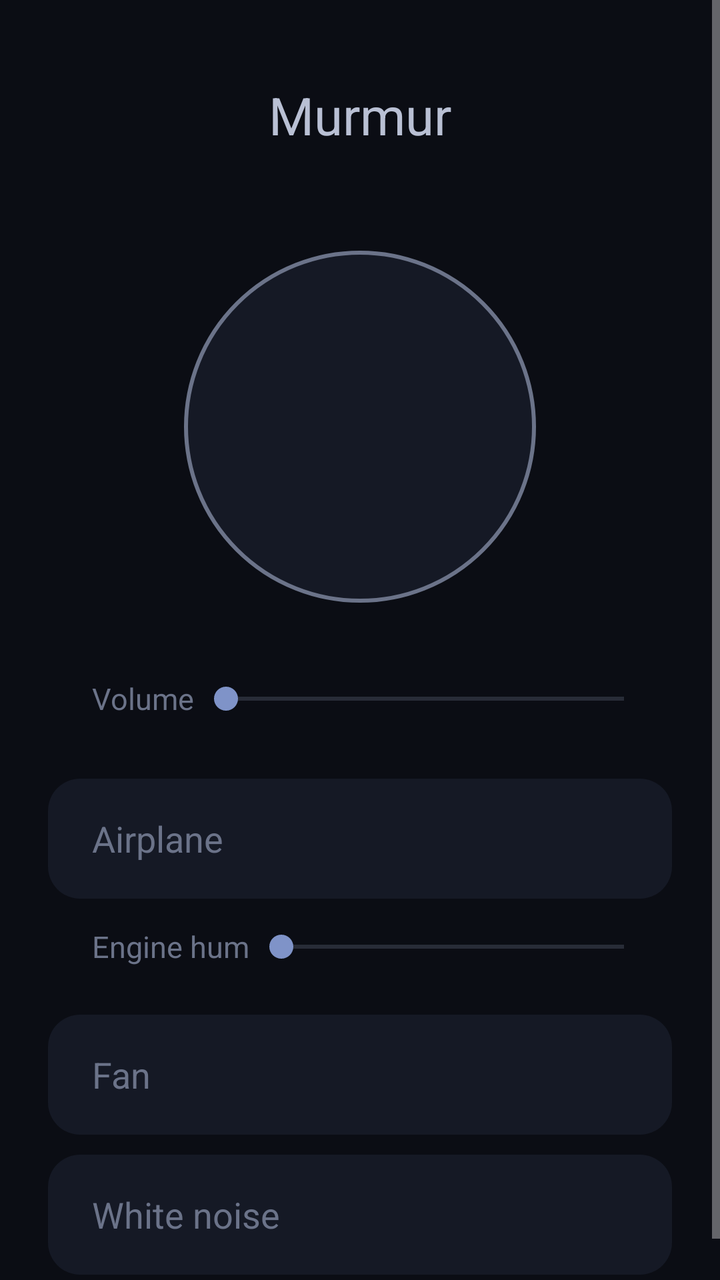
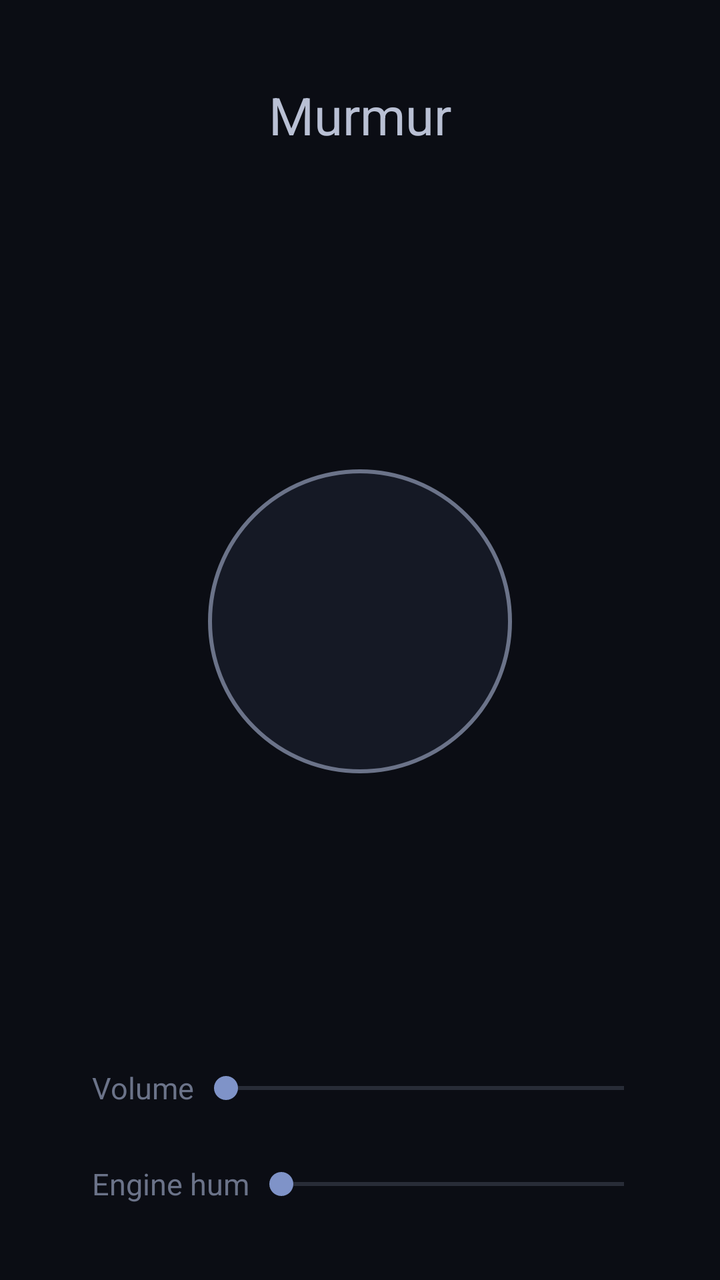

Two renders of the same Android screen: before a commit and after it. Below are the layout's source before the change and the commit's diff.
<!-- AndroidManifest.xml: application theme AppTheme -->
<!-- res/layout/main.xml -->
<?xml version="1.0" encoding="utf-8"?>
<ScrollView xmlns:android="http://schemas.android.com/apk/res/android"
    android:id="@+id/root"
    android:layout_width="match_parent"
    android:layout_height="match_parent"
    android:background="@color/app_background"
    android:fillViewport="true">

    <LinearLayout
        android:layout_width="match_parent"
        android:layout_height="wrap_content"
        android:gravity="center_horizontal"
        android:orientation="vertical"
        android:padding="24dp">

        <TextView
            android:layout_width="wrap_content"
            android:layout_height="wrap_content"
            android:layout_marginTop="16dp"
            android:text="@string/app_name"
            android:textColor="@color/text"
            android:textSize="26sp" />

        <TextView
            android:id="@+id/status"
            android:layout_width="wrap_content"
            android:layout_height="wrap_content"
            android:layout_marginTop="6dp"
            android:textColor="@color/text_dim"
            android:textSize="15sp" />

        <Space
            android:layout_width="0dp"
            android:layout_height="0dp"
            android:layout_weight="1"
            android:minHeight="24dp" />

        <TextView
            android:id="@+id/toggle"
            android:layout_width="176dp"
            android:layout_height="176dp"
            android:background="@drawable/toggle"
            android:gravity="center"
            android:textColor="@color/text"
            android:textSize="24sp" />

        <Space
            android:layout_width="0dp"
            android:layout_height="0dp"
            android:layout_weight="1"
            android:minHeight="24dp" />

        <LinearLayout
            android:layout_marginBottom="6dp"
            android:layout_width="match_parent"
            android:layout_height="48dp"
            android:gravity="center_vertical"
            android:orientation="horizontal"
            android:paddingStart="22dp"
            android:paddingEnd="8dp">

            <TextView
                android:layout_width="wrap_content"
                android:layout_height="wrap_content"
                android:labelFor="@+id/volume"
                android:text="@string/volume"
                android:textColor="@color/text_dim"
                android:textSize="15sp" />

            <SeekBar
                android:id="@+id/volume"
                android:layout_width="0dp"
                android:layout_height="match_parent"
                android:layout_weight="1"
                android:progressBackgroundTint="@color/text_dim"
                android:progressTint="@color/accent"
                android:thumbTint="@color/accent" />
        </LinearLayout>

        <TextView
            android:id="@+id/sound_airplane"
            style="@style/SoundChoice"
            android:text="@string/sound_airplane" />

        <LinearLayout
            android:id="@+id/hum_row"
            android:layout_width="match_parent"
            android:layout_height="48dp"
            android:gravity="center_vertical"
            android:orientation="horizontal"
            android:paddingStart="22dp"
            android:paddingEnd="8dp">

            <TextView
                android:layout_width="wrap_content"
                android:layout_height="wrap_content"
                android:labelFor="@+id/hum"
                android:text="@string/hum"
                android:textColor="@color/text_dim"
                android:textSize="15sp" />

            <SeekBar
                android:id="@+id/hum"
                android:layout_width="0dp"
                android:layout_height="match_parent"
                android:layout_weight="1"
                android:progressBackgroundTint="@color/text_dim"
                android:progressTint="@color/accent"
                android:thumbTint="@color/accent" />
        </LinearLayout>

        <TextView
            android:id="@+id/sound_fan"
            style="@style/SoundChoice"
            android:text="@string/sound_fan" />

        <TextView
            android:id="@+id/sound_white"
            style="@style/SoundChoice"
            android:text="@string/sound_white" />
    </LinearLayout>
</ScrollView>
<!-- resources referenced by this layout -->
<resources>
  <color name="accent">#7F93C8</color>
  <color name="app_background">#0B0D14</color>
  <color name="text">#B9C0D4</color>
  <color name="text_dim">#6B7389</color>
  <!-- drawable toggle (drawable) -->
  <?xml version="1.0" encoding="utf-8"?>
  <ripple xmlns:android="http://schemas.android.com/apk/res/android"
      android:color="#22FFFFFF">
      <item>
          <selector>
              <item android:state_selected="true">
                  <shape android:shape="oval">
                      <solid android:color="@color/surface_selected" />
                      <stroke android:width="2dp" android:color="@color/accent" />
                  </shape>
              </item>
              <item>
                  <shape android:shape="oval">
                      <solid android:color="@color/surface" />
                      <stroke android:width="2dp" android:color="@color/text_dim" />
                  </shape>
              </item>
          </selector>
      </item>
  </ripple>
  <string name="app_name">Murmur</string>
  <string name="hum">Engine hum</string>
  <string name="sound_airplane">Airplane</string>
  <string name="sound_fan">Fan</string>
  <string name="sound_white">White noise</string>
  <string name="volume">Volume</string>
  <style name="SoundChoice">
          <item name="android:layout_width">match_parent</item>
          <item name="android:layout_height">60dp</item>
          <item name="android:layout_marginTop">10dp</item>
          <item name="android:paddingStart">22dp</item>
          <item name="android:paddingEnd">22dp</item>
          <item name="android:gravity">center_vertical</item>
          <item name="android:background">@drawable/choice</item>
          <item name="android:textColor">@color/choice_text</item>
          <item name="android:textSize">18sp</item>
      </style>
  <style name="AppTheme" parent="android:Theme.Material.NoActionBar">
          <item name="android:windowBackground">@color/app_background</item>
          <item name="android:statusBarColor">@color/app_background</item>
          <item name="android:navigationBarColor">@color/app_background</item>
          <item name="android:windowLightStatusBar">false</item>
      </style>
  <color name="surface_selected">#1D2436</color>
  <color name="surface">#151925</color>
  <!-- drawable choice (drawable) -->
  <?xml version="1.0" encoding="utf-8"?>
  <ripple xmlns:android="http://schemas.android.com/apk/res/android"
      android:color="#22FFFFFF">
      <item>
          <selector>
              <item android:state_selected="true">
                  <shape>
                      <corners android:radius="16dp" />
                      <solid android:color="@color/surface_selected" />
                      <stroke android:width="1.5dp" android:color="@color/accent" />
                  </shape>
              </item>
              <item>
                  <shape>
                      <corners android:radius="16dp" />
                      <solid android:color="@color/surface" />
                  </shape>
              </item>
          </selector>
      </item>
  </ripple>
</resources>

<!-- the commit's change to res/layout/main.xml (unified diff, before → after) -->
@@ -37,8 +37,8 @@
 
         <TextView
             android:id="@+id/toggle"
-            android:layout_width="176dp"
-            android:layout_height="176dp"
+            android:layout_width="152dp"
+            android:layout_height="152dp"
             android:background="@drawable/toggle"
             android:gravity="center"
             android:textColor="@color/text"
@@ -51,7 +51,6 @@
             android:minHeight="24dp" />
 
         <LinearLayout
-            android:layout_marginBottom="6dp"
             android:layout_width="match_parent"
             android:layout_height="48dp"
             android:gravity="center_vertical"
@@ -76,11 +75,6 @@
                 android:progressTint="@color/accent"
                 android:thumbTint="@color/accent" />
         </LinearLayout>
-
-        <TextView
-            android:id="@+id/sound_airplane"
-            style="@style/SoundChoice"
-            android:text="@string/sound_airplane" />
 
         <LinearLayout
             android:id="@+id/hum_row"
@@ -109,14 +103,10 @@
                 android:thumbTint="@color/accent" />
         </LinearLayout>
 
-        <TextView
-            android:id="@+id/sound_fan"
-            style="@style/SoundChoice"
-            android:text="@string/sound_fan" />
-
-        <TextView
-            android:id="@+id/sound_white"
-            style="@style/SoundChoice"
-            android:text="@string/sound_white" />
+        <LinearLayout
+            android:id="@+id/sounds"
+            android:layout_width="match_parent"
+            android:layout_height="wrap_content"
+            android:orientation="vertical" />
     </LinearLayout>
 </ScrollView>
<!-- resource entries referenced after the edit -->
@@ -27,21 +27,7 @@
   </ripple>
   <string name="app_name">Murmur</string>
   <string name="hum">Engine hum</string>
-  <string name="sound_airplane">Airplane</string>
-  <string name="sound_fan">Fan</string>
-  <string name="sound_white">White noise</string>
   <string name="volume">Volume</string>
-  <style name="SoundChoice">
-          <item name="android:layout_width">match_parent</item>
-          <item name="android:layout_height">60dp</item>
-          <item name="android:layout_marginTop">10dp</item>
-          <item name="android:paddingStart">22dp</item>
-          <item name="android:paddingEnd">22dp</item>
-          <item name="android:gravity">center_vertical</item>
-          <item name="android:background">@drawable/choice</item>
-          <item name="android:textColor">@color/choice_text</item>
-          <item name="android:textSize">18sp</item>
-      </style>
   <style name="AppTheme" parent="android:Theme.Material.NoActionBar">
           <item name="android:windowBackground">@color/app_background</item>
           <item name="android:statusBarColor">@color/app_background</item>
@@ -50,27 +36,5 @@
       </style>
   <color name="surface_selected">#1D2436</color>
   <color name="surface">#151925</color>
-  <!-- drawable choice (drawable) -->
-  <?xml version="1.0" encoding="utf-8"?>
-  <ripple xmlns:android="http://schemas.android.com/apk/res/android"
-      android:color="#22FFFFFF">
-      <item>
-          <selector>
-              <item android:state_selected="true">
-                  <shape>
-                      <corners android:radius="16dp" />
-                      <solid android:color="@color/surface_selected" />
-                      <stroke android:width="1.5dp" android:color="@color/accent" />
-                  </shape>
-              </item>
-              <item>
-                  <shape>
-                      <corners android:radius="16dp" />
-                      <solid android:color="@color/surface" />
-                  </shape>
-              </item>
-          </selector>
-      </item>
-  </ripple>
 </resources>
 
